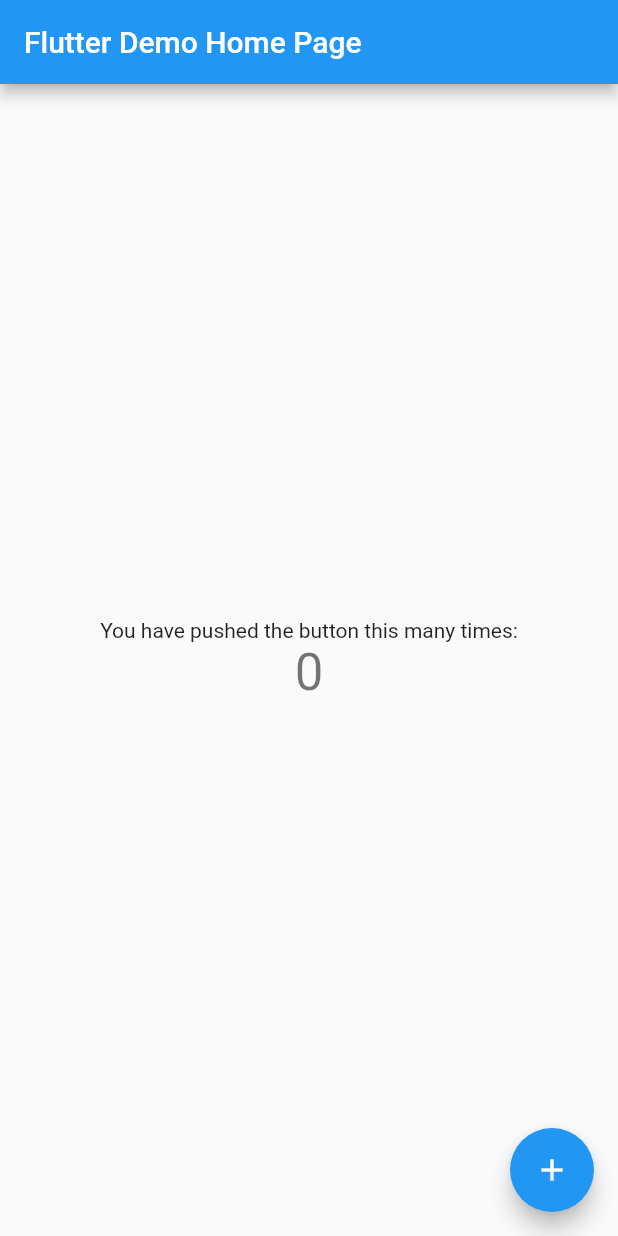
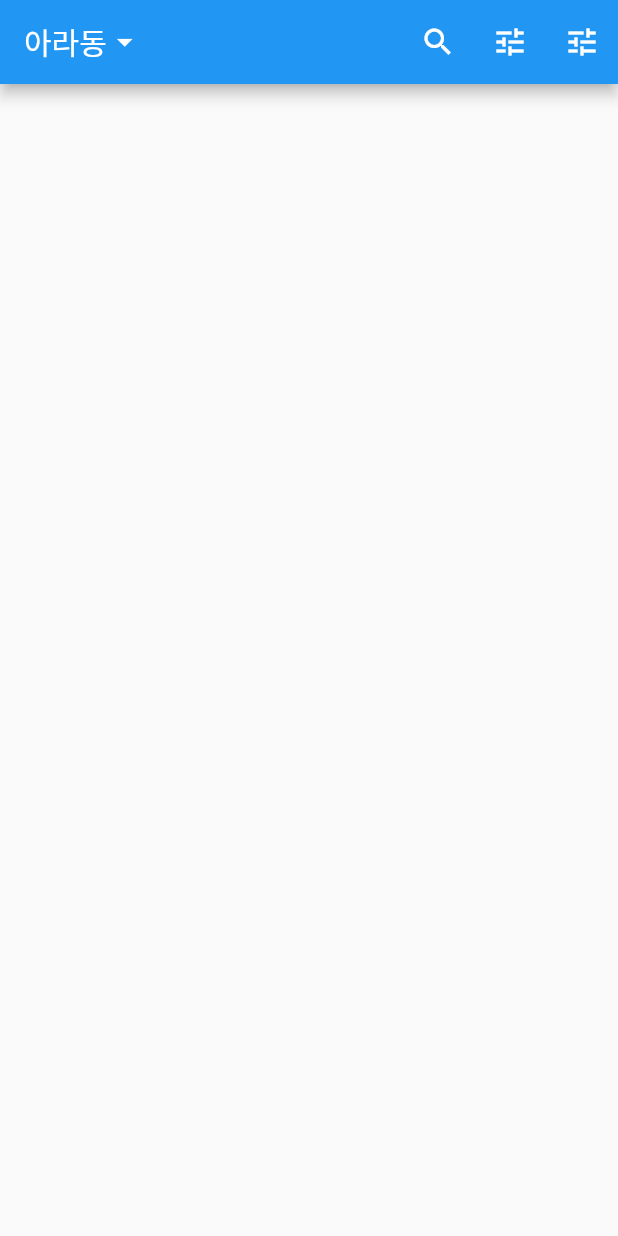
Before and after one commit to orchsik/carrot-market, a Flutter app: the screen it shows after launch, on a phone screen of 412 x 824 dp. Run offline on Flutter 3.47's test engine with Material 2 defaults, Android fonts, the phone set to English and light mode, and no system bars.

Commit message:
Feat: 기본 Home

```diff
--- a/analysis_options.yaml
+++ b/analysis_options.yaml
@@ -22,8 +22,10 @@ linter:
   # `// ignore_for_file: name_of_lint` syntax on the line or in the file
   # producing the lint.
   rules:
-    # avoid_print: false  # Uncomment to disable the `avoid_print` rule
+    avoid_print: false
+    prefer_const_constructors: false
+    prefer_const_constructors_in_immutables: false
+    prefer_const_literals_to_create_immutables: false
     # prefer_single_quotes: true  # Uncomment to enable the `prefer_single_quotes` rule
-
 # Additional information about this file can be found at
 # https://dart.dev/guides/language/analysis-options
--- a/lib/main.dart
+++ b/lib/main.dart
@@ -1,3 +1,4 @@
+import 'package:carrot_market/page/home.dart';
 import 'package:flutter/material.dart';
 
 void main() {
@@ -13,103 +14,11 @@ class MyApp extends StatelessWidget {
     return MaterialApp(
       title: 'Flutter Demo',
       theme: ThemeData(
-        // This is the theme of your application.
-        //
-        // Try running your application with "flutter run". You'll see the
-        // application has a blue toolbar. Then, without quitting the app, try
-        // changing the primarySwatch below to Colors.green and then invoke
-        // "hot reload" (press "r" in the console where you ran "flutter run",
-        // or simply save your changes to "hot reload" in a Flutter IDE).
-        // Notice that the counter didn't reset back to zero; the application
-        // is not restarted.
+        primaryColor: Colors.white,
         primarySwatch: Colors.blue,
+        visualDensity: VisualDensity.adaptivePlatformDensity,
       ),
-      home: const MyHomePage(title: 'Flutter Demo Home Page'),
+      home: Home(),
     );
   }
 }
-
-class MyHomePage extends StatefulWidget {
-  const MyHomePage({Key? key, required this.title}) : super(key: key);
-
-  // This widget is the home page of your application. It is stateful, meaning
-  // that it has a State object (defined below) that contains fields that affect
-  // how it looks.
-
-  // This class is the configuration for the state. It holds the values (in this
-  // case the title) provided by the parent (in this case the App widget) and
-  // used by the build method of the State. Fields in a Widget subclass are
-  // always marked "final".
-
-  final String title;
-
-  @override
-  State<MyHomePage> createState() => _MyHomePageState();
-}
-
-class _MyHomePageState extends State<MyHomePage> {
-  int _counter = 0;
-
-  void _incrementCounter() {
-    setState(() {
-      // This call to setState tells the Flutter framework that something has
-      // changed in this State, which causes it to rerun the build method below
-      // so that the display can reflect the updated values. If we changed
-      // _counter without calling setState(), then the build method would not be
-      // called again, and so nothing would appear to happen.
-      _counter++;
-    });
-  }
-
-  @override
-  Widget build(BuildContext context) {
-    // This method is rerun every time setState is called, for instance as done
-    // by the _incrementCounter method above.
-    //
-    // The Flutter framework has been optimized to make rerunning build methods
-    // fast, so that you can just rebuild anything that needs updating rather
-    // than having to individually change instances of widgets.
-    return Scaffold(
-      appBar: AppBar(
-        // Here we take the value from the MyHomePage object that was created by
-        // the App.build method, and use it to set our appbar title.
-        title: Text(widget.title),
-      ),
-      body: Center(
-        // Center is a layout widget. It takes a single child and positions it
-        // in the middle of the parent.
-        child: Column(
-          // Column is also a layout widget. It takes a list of children and
-          // arranges them vertically. By default, it sizes itself to fit its
-          // children horizontally, and tries to be as tall as its parent.
-          //
-          // Invoke "debug painting" (press "p" in the console, choose the
-          // "Toggle Debug Paint" action from the Flutter Inspector in Android
-          // Studio, or the "Toggle Debug Paint" command in Visual Studio Code)
-          // to see the wireframe for each widget.
-          //
-          // Column has various properties to control how it sizes itself and
-          // how it positions its children. Here we use mainAxisAlignment to
-          // center the children vertically; the main axis here is the vertical
-          // axis because Columns are vertical (the cross axis would be
-          // horizontal).
-          mainAxisAlignment: MainAxisAlignment.center,
-          children: <Widget>[
-            const Text(
-              'You have pushed the button this many times:',
-            ),
-            Text(
-              '$_counter',
-              style: Theme.of(context).textTheme.headline4,
-            ),
-          ],
-        ),
-      ),
-      floatingActionButton: FloatingActionButton(
-        onPressed: _incrementCounter,
-        tooltip: 'Increment',
-        child: const Icon(Icons.add),
-      ), // This trailing comma makes auto-formatting nicer for build methods.
-    );
-  }
-}
--- /dev/null
+++ b/lib/page/home.dart
@@ -0,0 +1,36 @@
+import 'package:flutter/material.dart';
+
+class Home extends StatefulWidget {
+  Home({Key? key}) : super(key: key);
+
+  @override
+  _HomeState createState() => _HomeState();
+}
+
+class _HomeState extends State<Home> {
+  @override
+  Widget build(BuildContext context) {
+    return Scaffold(
+      appBar: AppBar(
+        title: GestureDetector(
+          onTap: () {
+            print("click");
+          },
+          child: Row(
+            children: [
+              Text(
+                "아라동",
+              ),
+              Icon(Icons.arrow_drop_down)
+            ],
+          ),
+        ),
+        actions: [
+          IconButton(onPressed: () {}, icon: Icon(Icons.search)),
+          IconButton(onPressed: () {}, icon: Icon(Icons.tune)),
+          IconButton(onPressed: () {}, icon: Icon(Icons.tune)),
+        ],
+      ),
+    );
+  }
+}
```
Also changed, not shown: 1 other file.
